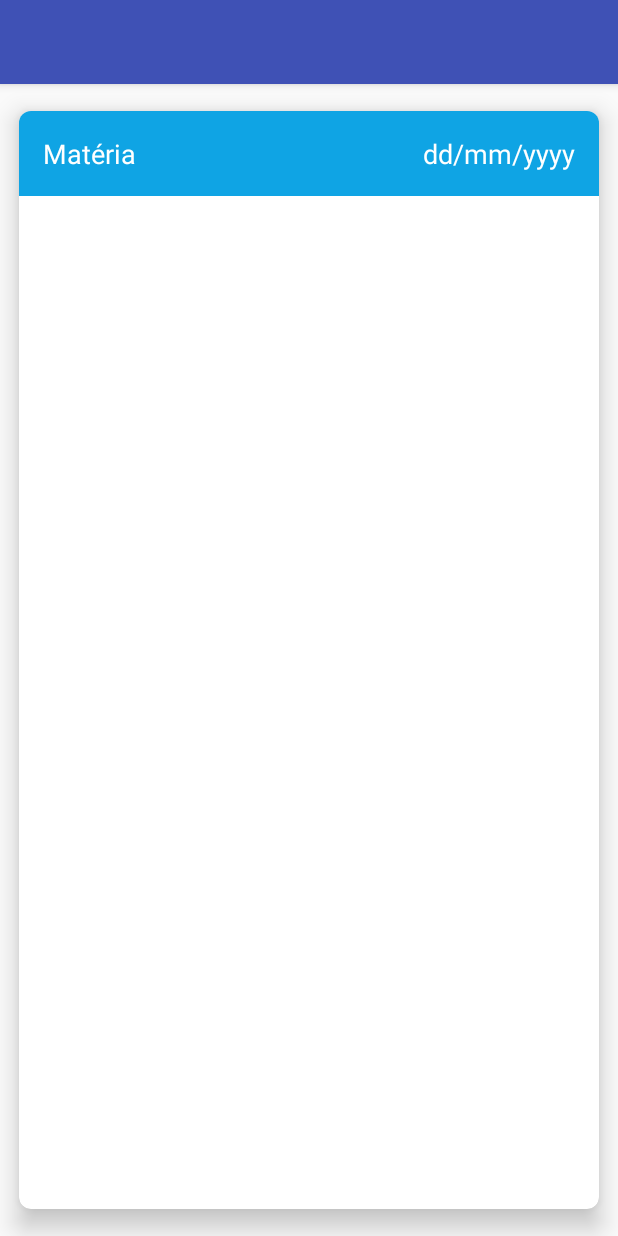
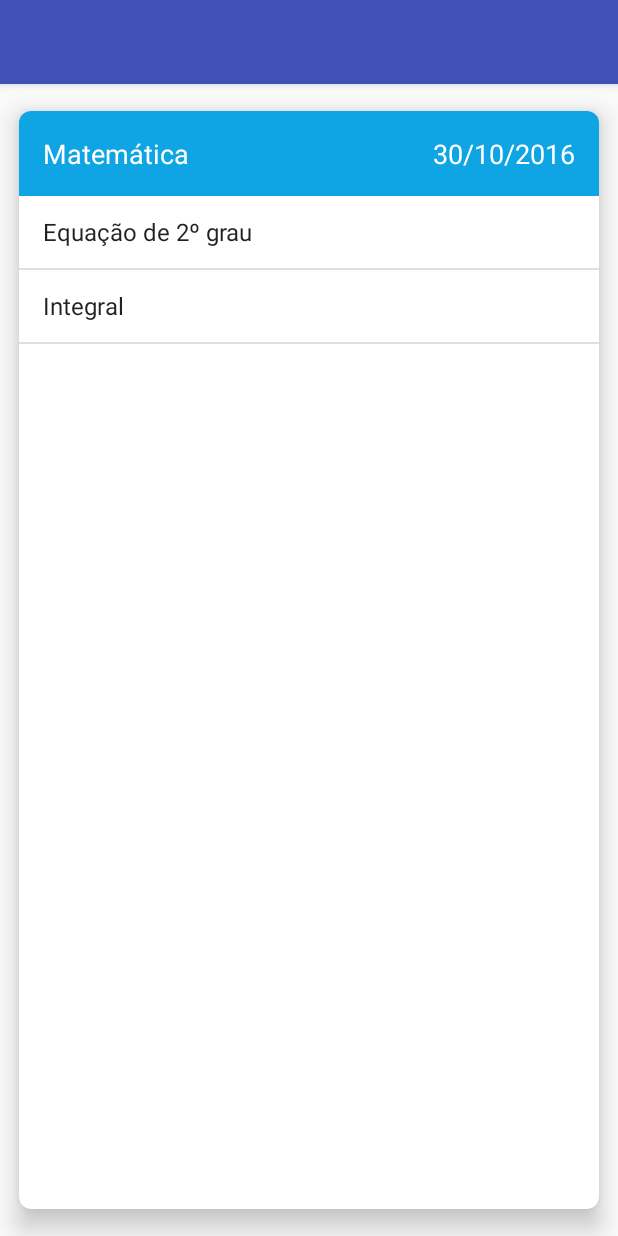
Before and after one commit to Jonss/curso-android-alura, an Android app: the ProvasActivity screen opened directly, with no data from a screen before it, after a tap on "Matemática", on a phone screen of 412 x 824 dp. Run offline under Robolectric (Android 15) with nearby library versions, the phone set to English and light mode, and no system bars.

Commit message:
aula 2.4 - fragment em landscape funcionando

```diff
--- a/app/src/main/java/com/jonss/github/agenda/DetalhesProvaFragment.java
+++ b/app/src/main/java/com/jonss/github/agenda/DetalhesProvaFragment.java
@@ -6,14 +6,45 @@ import android.support.annotation.Nullable;
 import android.view.LayoutInflater;
 import android.view.View;
 import android.view.ViewGroup;
+import android.widget.ArrayAdapter;
+import android.widget.ListView;
+import android.widget.TextView;
+
+import com.jonss.github.agenda.model.Prova;
+
+import java.io.Serializable;
 
 
 public class DetalhesProvaFragment extends Fragment {
+
+    private TextView campoMateria;
+    private TextView campoData;
+    private ListView listaTopicos;
 
     @Nullable
     @Override
     public View onCreateView(LayoutInflater inflater, @Nullable ViewGroup container, @Nullable Bundle savedInstanceState) {
         View view = inflater.inflate(R.layout.fragment_detalhes_prova, container, false);
+
+        campoMateria = (TextView) view.findViewById(R.id.detalhe_prova_materia);
+        campoData = (TextView) view.findViewById(R.id.detalhe_prova_data);
+        listaTopicos = (ListView) view.findViewById(R.id.detalhe_prova_lista);
+
+        Bundle arguments = getArguments();
+        if(arguments != null) {
+            Prova prova = (Prova) arguments.getSerializable("prova");
+            populaCamposCom(prova);
+        }
+
         return view;
     }
+
+    public void populaCamposCom(Prova prova) {
+        campoMateria.setText(prova.getMateria());
+        campoData.setText(prova.getData());
+
+        ArrayAdapter<String> adapter =
+                new ArrayAdapter<>(getContext(), android.R.layout.simple_list_item_1, prova.getTopicos());
+        listaTopicos.setAdapter(adapter);
+    }
 }
--- a/app/src/main/java/com/jonss/github/agenda/ListaProvasFragment.java
+++ b/app/src/main/java/com/jonss/github/agenda/ListaProvasFragment.java
@@ -1,5 +1,6 @@
 package com.jonss.github.agenda;
 
+import android.app.Activity;
 import android.app.Fragment;
 import android.app.FragmentManager;
 import android.app.FragmentTransaction;
@@ -47,10 +48,8 @@ public class ListaProvasFragment extends Fragment {
                 Prova prova = (Prova) parent.getItemAtPosition(position);
                 Toast.makeText(getContext(), prova.getMateria(), Toast.LENGTH_SHORT).show();
 
-                FragmentManager manager = getFragmentManager();
-                FragmentTransaction tx = manager.beginTransaction();
-                tx.replace(R.id.frame_principal, new DetalhesProvaFragment());
-                tx.commit();
+                ProvasActivity activity = (ProvasActivity) getActivity();
+                activity.selecionaProva(prova);
             }
         });
 
--- a/app/src/main/java/com/jonss/github/agenda/ProvaDetalhesActivity.java
+++ b/app/src/main/java/com/jonss/github/agenda/ProvaDetalhesActivity.java
@@ -3,14 +3,11 @@ package com.jonss.github.agenda;
 import android.content.Intent;
 import android.support.v7.app.AppCompatActivity;
 import android.os.Bundle;
-import android.view.View;
 import android.widget.ArrayAdapter;
 import android.widget.ListView;
 import android.widget.TextView;
 
 import com.jonss.github.agenda.model.Prova;
-
-import java.io.Serializable;
 
 public class ProvaDetalhesActivity extends AppCompatActivity {
 
@@ -30,7 +27,7 @@ public class ProvaDetalhesActivity extends AppCompatActivity {
         dataText.setText(prova.getData());
 
 
-        ArrayAdapter<String> adapter = new ArrayAdapter<>(this, android.R.layout.simple_list_item_1, prova.getAssuntos());
+        ArrayAdapter<String> adapter = new ArrayAdapter<>(this, android.R.layout.simple_list_item_1, prova.getTopicos());
         lista.setAdapter(adapter);
 
     }
--- a/app/src/main/java/com/jonss/github/agenda/ProvasActivity.java
+++ b/app/src/main/java/com/jonss/github/agenda/ProvasActivity.java
@@ -1,9 +1,12 @@
 package com.jonss.github.agenda;
 
+import android.app.Fragment;
 import android.app.FragmentManager;
 import android.app.FragmentTransaction;
 import android.support.v7.app.AppCompatActivity;
 import android.os.Bundle;
+
+import com.jonss.github.agenda.model.Prova;
 
 public class ProvasActivity extends AppCompatActivity {
 
@@ -26,4 +29,21 @@ public class ProvasActivity extends AppCompatActivity {
     private boolean isLandscape() {
         return getResources().getBoolean(R.bool.modoPaisagem);
     }
+
+    public void selecionaProva(Prova prova) {
+        FragmentManager manager = getFragmentManager();
+        FragmentTransaction tx = manager.beginTransaction();
+        if(!isLandscape()) {
+            DetalhesProvaFragment detalhesfragment = new DetalhesProvaFragment();
+            Bundle params = new Bundle();
+            params.putSerializable("prova", prova);
+            detalhesfragment.setArguments(params);
+            tx.replace(R.id.frame_principal, detalhesfragment);
+            tx.commit();
+        } else {
+            DetalhesProvaFragment detalhesFragment =
+                    (DetalhesProvaFragment) manager.findFragmentById(R.id.frame_secundario);
+            detalhesFragment.populaCamposCom(prova);
+        }
+    }
 }
--- a/app/src/main/java/com/jonss/github/agenda/model/Prova.java
+++ b/app/src/main/java/com/jonss/github/agenda/model/Prova.java
@@ -27,7 +27,7 @@ public class Prova implements Serializable {
         return data;
     }
 
-    public List<String> getAssuntos() {
+    public List<String> getTopicos() {
         return assuntos;
     }
 
```
